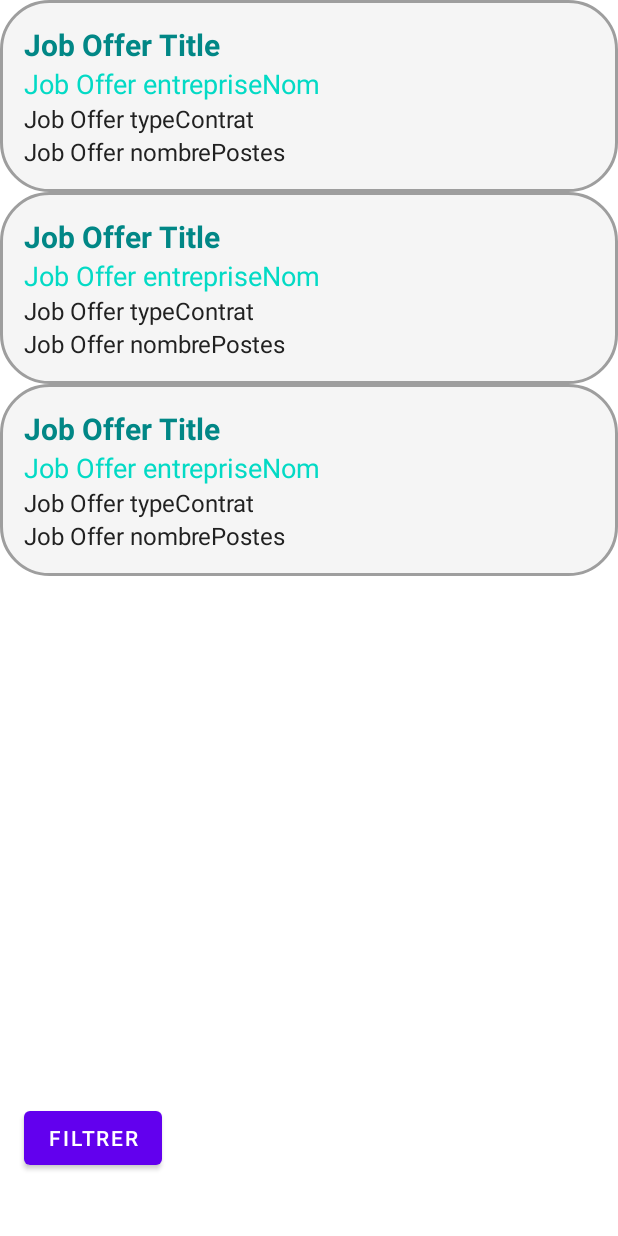
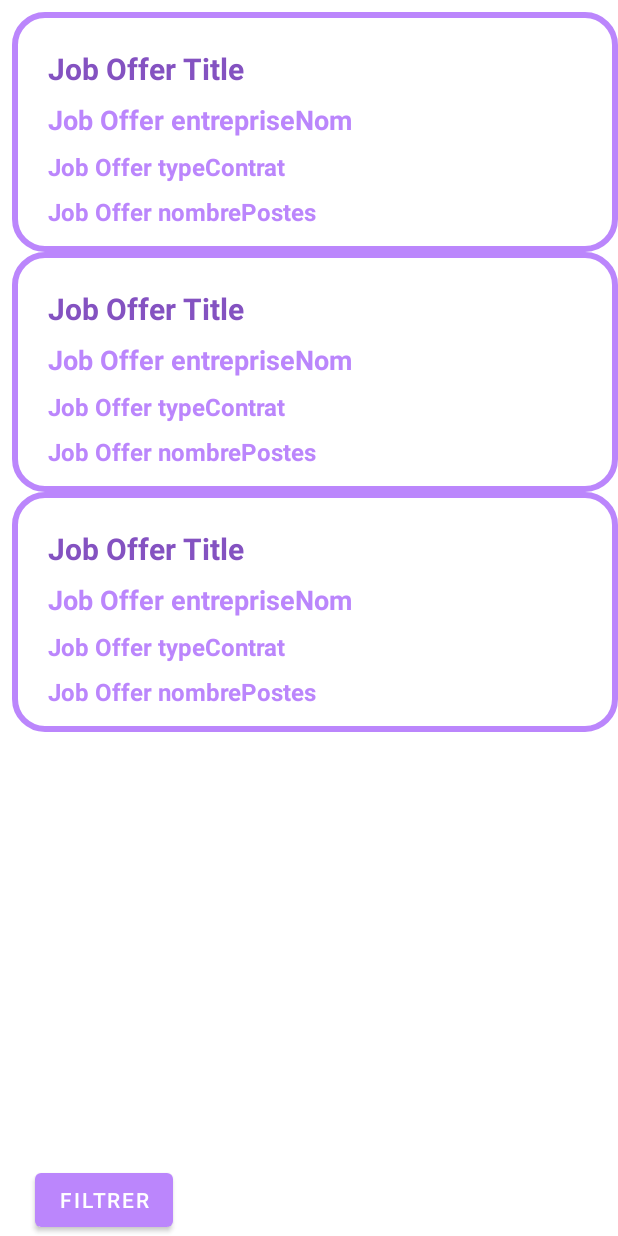
Before and after one commit to MaryemBouziane/JobFinder, an Android app: the layout fragment_favorites.xml on its own in the app's theme, with its tools: preview values and no code run, on a phone screen of 412 x 824 dp. Run offline under Robolectric (Android 15) with nearby library versions, the phone set to English and light mode, and no system bars.

Commit message:
design purple color

```diff
--- a/app/src/main/java/org/maroc/jobfinder/JobOfferListAdapter.java
+++ b/app/src/main/java/org/maroc/jobfinder/JobOfferListAdapter.java
@@ -87,8 +87,8 @@ public class JobOfferListAdapter
         public void bind(JobOffer jobOffer) {
             titre.setText(jobOffer.getTitle());
             entrepriseNom.setText(jobOffer.getEntrepriseNom());
-            typecontra.setText("type de contrat:"+jobOffer.getTypeContrat());
-            nbrePlace.setText("place diponible:"+Integer.toString(jobOffer.getNombrePostes()));
+            typecontra.setText("Type de contrat : "+jobOffer.getTypeContrat());
+            nbrePlace.setText("Place diponible : "+Integer.toString(jobOffer.getNombrePostes()));
             selectedJobOffer = jobOffer;
         }
 
--- a/app/src/main/res/drawable/border.xml
+++ b/app/src/main/res/drawable/border.xml
@@ -1,6 +1,6 @@
 <?xml version="1.0" encoding="utf-8"?>
 <shape xmlns:android="http://schemas.android.com/apk/res/android">
     <solid android:color="@color/background" />
-    <corners android:radius="32dp" /> <!-- Radius set here -->
-    <stroke android:width="2dp" android:color="@color/border" />
+    <corners android:radius="20dp" /> <!-- Radius set here -->
+    <stroke android:width="4dp" android:color="@color/border" />
 </shape>
--- a/app/src/main/res/layout/activity_main.xml
+++ b/app/src/main/res/layout/activity_main.xml
@@ -19,7 +19,7 @@
             android:id="@+id/toolbar"
             android:layout_width="match_parent"
             android:layout_height="?attr/actionBarSize"
-            android:background="@color/blue"
+            android:background="@color/purple_200"
             app:popupTheme="@style/Theme.JobFinder.PopupOverlay" />
 
     </com.google.android.material.appbar.AppBarLayout>
--- a/app/src/main/res/layout/favorite_job_offer_item.xml
+++ b/app/src/main/res/layout/favorite_job_offer_item.xml
@@ -30,6 +30,7 @@
             android:layout_marginTop="8dp"
             android:textSize="16sp"
             android:textStyle="bold"
+            android:textColor="@color/purple_200"
             tools:text="Titre de l'offre" />
 
         <TextView
@@ -38,6 +39,7 @@
             android:layout_height="wrap_content"
             android:layout_gravity="center_horizontal"
             android:layout_marginTop="4dp"
+            android:textColor="@color/border"
             android:textSize="14sp"
             tools:text="Nom de l'entreprise" />
 
--- a/app/src/main/res/layout/fragment_favorites.xml
+++ b/app/src/main/res/layout/fragment_favorites.xml
@@ -11,22 +11,27 @@
         android:layout_width="0dp"
         android:layout_height="0dp"
         android:scrollbars="vertical"
-        app:layout_constraintBottom_toBottomOf="parent"
+        app:layout_constraintBottom_toTopOf="@+id/filter_button"
         app:layout_constraintEnd_toEndOf="parent"
         app:layout_constraintStart_toStartOf="parent"
         app:layout_constraintTop_toTopOf="parent"
-        tools:listitem="@layout/job_offer_list_item" />
+        tools:listitem="@layout/job_offer_list_item"
+        android:layout_marginTop="8dp"
+        android:layout_marginBottom="8dp"
+        android:layout_marginStart="8dp" />
 
     <Button
         android:id="@+id/filter_button"
         android:layout_width="wrap_content"
         android:layout_height="wrap_content"
         android:text="filtrer"
-        app:layout_constraintBottom_toBottomOf="@+id/favorites_recycler_view"
+        app:layout_constraintBottom_toBottomOf="parent"
         app:layout_constraintEnd_toEndOf="parent"
         app:layout_constraintHorizontal_bias="0.05"
         app:layout_constraintStart_toStartOf="parent"
-        app:layout_constraintTop_toTopOf="@+id/favorites_recycler_view"
-        app:layout_constraintVertical_bias="0.947" />
+        app:layout_constraintTop_toBottomOf="@+id/favorites_recycler_view"
+        app:layout_constraintVertical_bias="0.947"
+        android:layout_marginTop="8dp"
+        android:layout_marginStart="8dp" />
 
 </androidx.constraintlayout.widget.ConstraintLayout>
--- a/app/src/main/res/layout/job_offer_list_item.xml
+++ b/app/src/main/res/layout/job_offer_list_item.xml
@@ -14,7 +14,8 @@
         android:layout_height="wrap_content"
         android:textSize="20sp"
         android:textStyle="bold"
-        android:textColor="@color/teal_700"
+        android:textColor="@color/purple_200"
+        android:layout_margin="8dp"
         app:layout_constraintStart_toStartOf="parent"
         app:layout_constraintTop_toTopOf="parent"
         tools:text="Job Offer Title" />
@@ -24,7 +25,9 @@
         android:layout_width="match_parent"
         android:layout_height="wrap_content"
         android:textSize="18sp"
-        android:textColor="@color/teal_200"
+        android:textColor="@color/border"
+        android:textStyle="bold"
+        android:layout_margin="8dp"
         app:layout_constraintStart_toStartOf="parent"
         app:layout_constraintTop_toBottomOf="@+id/job_offer_row"
         tools:text="Job Offer entrepriseNom" />
@@ -34,7 +37,9 @@
         android:layout_width="match_parent"
         android:layout_height="wrap_content"
         android:textSize="16sp"
-        android:textColor="@color/text"
+        android:textColor="@color/border"
+        android:textStyle="bold"
+        android:layout_margin="8dp"
         app:layout_constraintStart_toStartOf="parent"
         app:layout_constraintTop_toBottomOf="@+id/entrepriseNom"
         tools:text="Job Offer typeContrat" />
@@ -44,7 +49,9 @@
         android:layout_width="match_parent"
         android:layout_height="wrap_content"
         android:textSize="16sp"
-        android:textColor="@color/text"
+        android:textColor="@color/border"
+        android:textStyle="bold"
+        android:layout_margin="8dp"
         app:layout_constraintStart_toStartOf="parent"
         app:layout_constraintTop_toBottomOf="@+id/typeContrat"
         tools:text="Job Offer nombrePostes" />
--- a/app/src/main/res/values/colors.xml
+++ b/app/src/main/res/values/colors.xml
@@ -1,6 +1,6 @@
 <?xml version="1.0" encoding="utf-8"?>
 <resources>
-    <color name="purple_200">#FFBB86FC</color>
+    <color name="purple_200">#8452C1</color>
     <color name="purple_500">#FF6200EE</color>
     <color name="purple_700">#FF3700B3</color>
     <color name="teal_200">#FF03DAC5</color>
@@ -9,7 +9,7 @@
     <color name="white">#FFFFFFFF</color>
     <color name="red">#EB776E</color>
     <color name="blue">#0000FF</color>
-    <color name="background">#f5f5f5</color>
-    <color name="border">#9e9e9e</color>
+    <color name="border">#FFBB86FC</color>
+    <color name="background">#FFFFFF</color>
     <color name="text">#212121</color>
 </resources>
--- a/app/src/main/res/values/themes.xml
+++ b/app/src/main/res/values/themes.xml
@@ -2,8 +2,8 @@
     <!-- Base application theme. -->
     <style name="Theme.JobFinder" parent="Theme.MaterialComponents.DayNight.DarkActionBar">
         <!-- Primary brand color. -->
-        <item name="colorPrimary">@color/purple_500</item>
-        <item name="colorPrimaryVariant">@color/purple_700</item>
+        <item name="colorPrimary">@color/border</item>
+        <item name="colorPrimaryVariant">@color/purple_200</item>
         <item name="colorOnPrimary">@color/white</item>
         <!-- Secondary brand color. -->
         <item name="colorSecondary">@color/teal_200</item>
```
Also changed, not shown: app/src/main/res/layout/activity_job_offer_details.xml (+7 -1 lines), app/src/main/res/layout/job_offer_item.xml (+6 -3 lines), app/src/main/res/drawable/placeholder_image.jpg.
